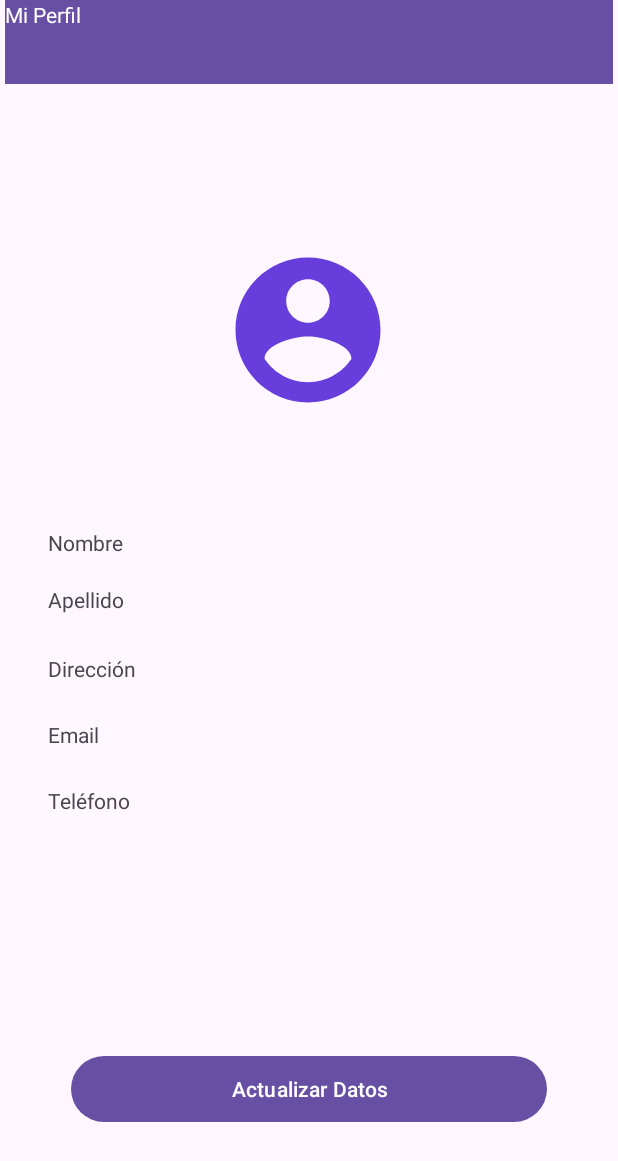
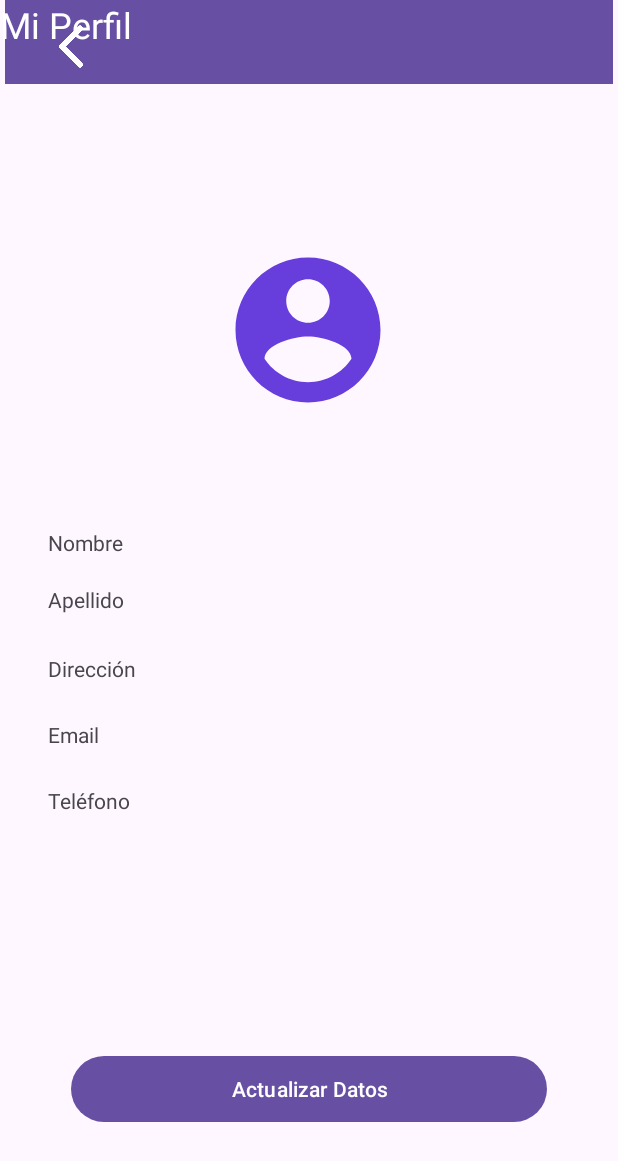
Before and after one commit to jnramos24/ToDoOk, an Android app: the Profile screen opened directly, with no data from a screen before it, on a phone screen of 412 x 824 dp. Shown: the top 1161 px of the screen. Run offline under Robolectric (Android 15) with nearby library versions, the phone set to English and light mode, and no system bars.

Commit message:
volver al menú desde perfil

```diff
--- a/app/src/main/java/com/todook/myapp/Profile.java
+++ b/app/src/main/java/com/todook/myapp/Profile.java
@@ -1,14 +1,28 @@
 package com.todook.myapp;
+
+import android.content.Intent;
+import android.os.Bundle;
+import android.view.View;
+import android.widget.ImageView;
 
 import androidx.appcompat.app.AppCompatActivity;
 
-import android.os.Bundle;
+public class Profile extends AppCompatActivity {
 
-public class Profile extends AppCompatActivity {
+    ImageView imgback;
 
     @Override
     protected void onCreate(Bundle savedInstanceState) {
         super.onCreate(savedInstanceState);
         setContentView(R.layout.activity_profile);
+
+        imgback = findViewById(R.id.icon_volver_R);
+        imgback.setOnClickListener(new View.OnClickListener() {
+            @Override
+            public void onClick(View view) {
+                Intent intent = new Intent(Profile.this, MainActivity.class);
+                startActivity(intent);
+            }
+        });
     }
 }
--- a/app/src/main/res/layout/activity_profile.xml
+++ b/app/src/main/res/layout/activity_profile.xml
@@ -65,12 +65,22 @@
         android:layout_height="56dp"
         android:layout_gravity="center"
         android:background="?attr/actionModeSplitBackground"
-        android:text="@string/MiPerfil"
         android:textColor="@color/white"
         app:layout_constraintEnd_toEndOf="parent"
         app:layout_constraintStart_toStartOf="parent"
         app:layout_constraintTop_toTopOf="parent"
         tools:ignore="MissingConstraints" />
+
+
+    <TextView
+        android:layout_width="wrap_content"
+        android:layout_height="wrap_content"
+        android:text="@string/MiPerfil"
+        android:textColor="@color/white"
+        android:textSize="24sp"
+        tools:ignore="MissingConstraints"
+        tools:layout_editor_absoluteX="161dp"
+        tools:layout_editor_absoluteY="16dp" />
 
     <androidx.appcompat.widget.AppCompatImageView
         android:id="@+id/appCompatImageView"
@@ -107,7 +117,17 @@
         app:layout_constraintStart_toStartOf="parent"
         tools:ignore="MissingConstraints" />
 
-
+    <ImageView
+        android:id="@+id/icon_volver_R"
+        android:layout_width="30dp"
+        android:layout_height="30dp"
+        android:layout_marginTop="16dp"
+        app:layout_constraintEnd_toEndOf="parent"
+        app:layout_constraintHorizontal_bias="0.083"
+        app:layout_constraintStart_toStartOf="parent"
+        app:layout_constraintTop_toTopOf="parent"
+        app:srcCompat="@drawable/icono_volver"
+        app:tint="@color/white" />
 
 
 </androidx.constraintlayout.widget.ConstraintLayout>
```
